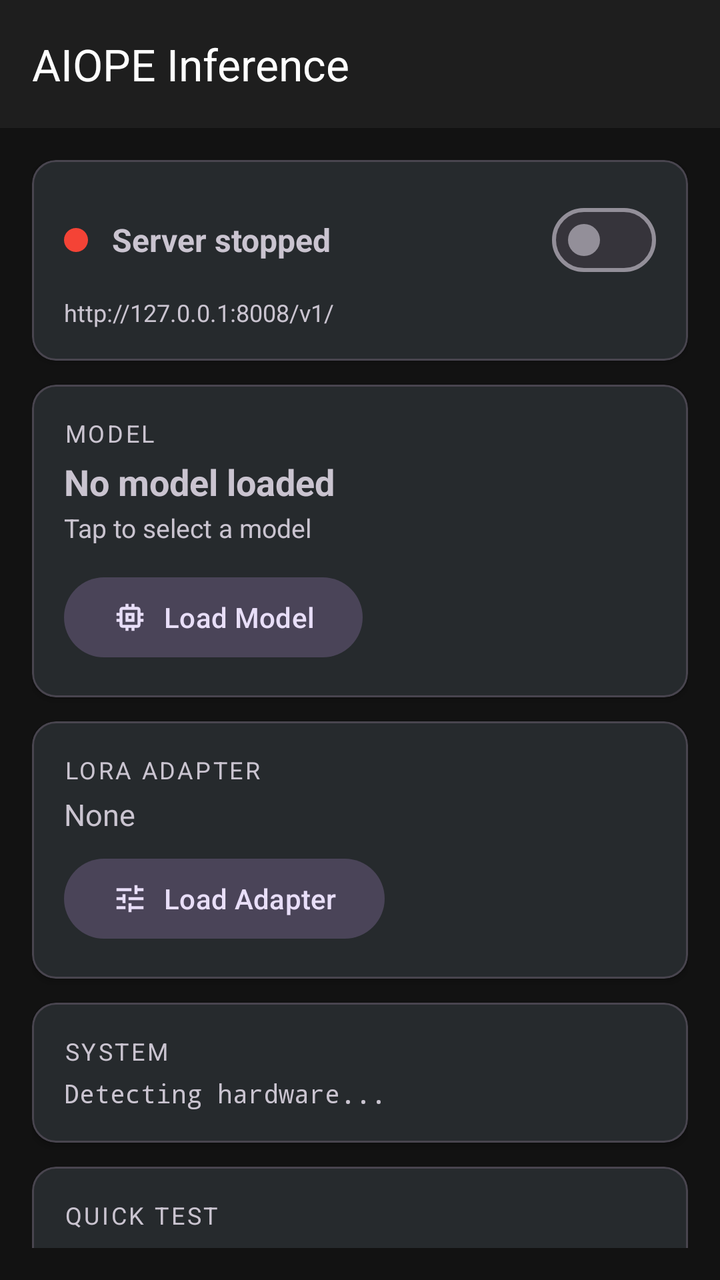
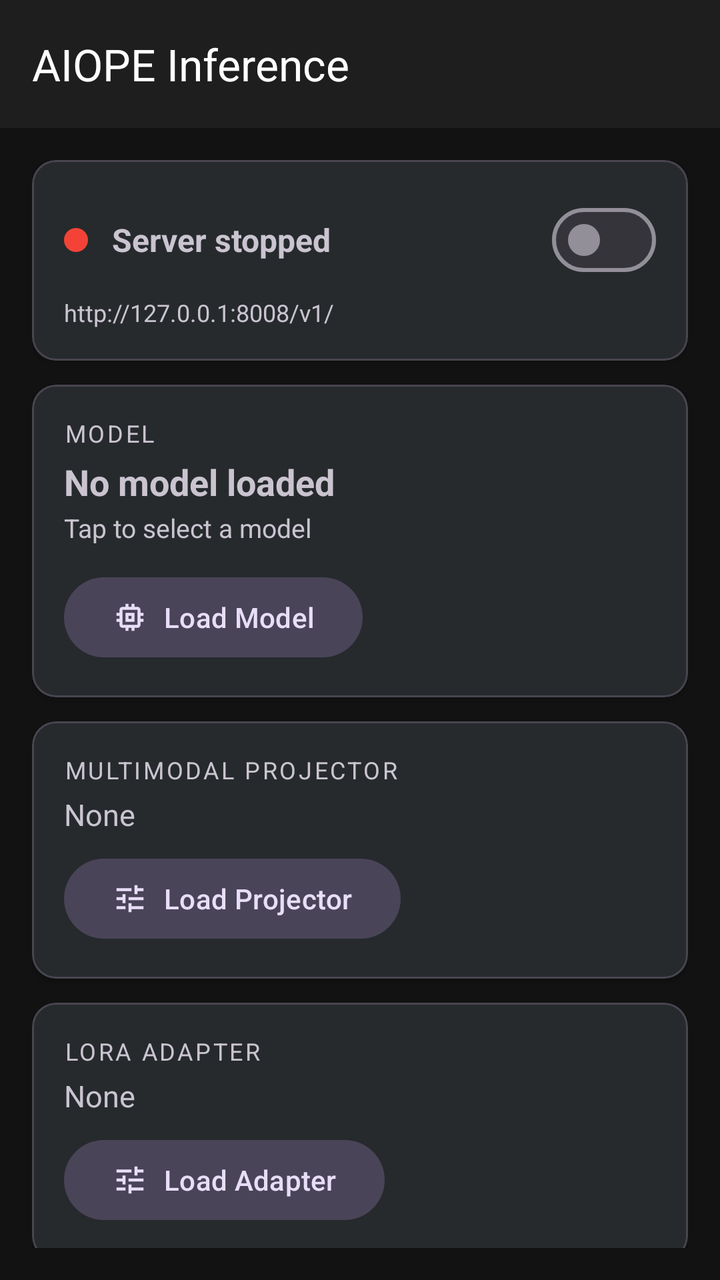

Compare the two renders of this Android layout. The source of the first and the diff that turns it into the second are given below.
<!-- AndroidManifest.xml: application theme Theme.AiopeInf -->
<!-- res/layout/activity_main.xml -->
<?xml version="1.0" encoding="utf-8"?>
<androidx.coordinatorlayout.widget.CoordinatorLayout
    xmlns:android="http://schemas.android.com/apk/res/android"
    xmlns:app="http://schemas.android.com/apk/res-auto"
    android:layout_width="match_parent"
    android:layout_height="match_parent"
    android:background="@color/background">

    <com.google.android.material.appbar.AppBarLayout
        android:layout_width="match_parent"
        android:layout_height="wrap_content">

        <com.google.android.material.appbar.MaterialToolbar
            android:id="@+id/toolbar"
            android:layout_width="match_parent"
            android:layout_height="?attr/actionBarSize"
            app:title="AIOPE Inference"
            app:titleTextColor="@color/on_surface" />
    </com.google.android.material.appbar.AppBarLayout>

    <androidx.core.widget.NestedScrollView
        android:layout_width="match_parent"
        android:layout_height="match_parent"
        app:layout_behavior="@string/appbar_scrolling_view_behavior"
        android:padding="16dp">

        <LinearLayout
            android:layout_width="match_parent"
            android:layout_height="wrap_content"
            android:orientation="vertical">

            
            <com.google.android.material.card.MaterialCardView
                android:layout_width="match_parent"
                android:layout_height="wrap_content"
                app:cardElevation="2dp"
                app:cardCornerRadius="12dp"
                android:layout_marginBottom="12dp">

                <LinearLayout
                    android:layout_width="match_parent"
                    android:layout_height="wrap_content"
                    android:orientation="vertical"
                    android:padding="16dp">

                    <LinearLayout
                        android:layout_width="match_parent"
                        android:layout_height="wrap_content"
                        android:orientation="horizontal"
                        android:gravity="center_vertical">

                        <View
                            android:id="@+id/server_indicator"
                            android:layout_width="12dp"
                            android:layout_height="12dp"
                            android:background="@drawable/circle_red" />

                        <TextView
                            android:id="@+id/tv_server_status"
                            android:layout_width="0dp"
                            android:layout_height="wrap_content"
                            android:layout_weight="1"
                            android:layout_marginStart="12dp"
                            android:text="Server stopped"
                            android:textSize="16sp"
                            android:textStyle="bold" />

                        <com.google.android.material.materialswitch.MaterialSwitch
                            android:id="@+id/switch_server"
                            android:layout_width="wrap_content"
                            android:layout_height="wrap_content" />
                    </LinearLayout>

                    <TextView
                        android:id="@+id/tv_server_info"
                        android:layout_width="match_parent"
                        android:layout_height="wrap_content"
                        android:layout_marginTop="4dp"
                        android:text="http://127.0.0.1:8008/v1/"
                        android:textSize="12sp"
                        android:textColor="?android:attr/textColorSecondary" />
                </LinearLayout>
            </com.google.android.material.card.MaterialCardView>

            
            <com.google.android.material.card.MaterialCardView
                android:layout_width="match_parent"
                android:layout_height="wrap_content"
                app:cardElevation="2dp"
                app:cardCornerRadius="12dp"
                android:layout_marginBottom="12dp">

                <LinearLayout
                    android:layout_width="match_parent"
                    android:layout_height="wrap_content"
                    android:orientation="vertical"
                    android:padding="16dp">

                    <TextView
                        android:layout_width="match_parent"
                        android:layout_height="wrap_content"
                        android:text="Model"
                        android:textSize="12sp"
                        android:textAllCaps="true"
                        android:letterSpacing="0.1"
                        android:textColor="?android:attr/textColorSecondary" />

                    <TextView
                        android:id="@+id/tv_model_name"
                        android:layout_width="match_parent"
                        android:layout_height="wrap_content"
                        android:layout_marginTop="4dp"
                        android:text="No model loaded"
                        android:textSize="18sp"
                        android:textStyle="bold" />

                    <TextView
                        android:id="@+id/tv_model_info"
                        android:layout_width="match_parent"
                        android:layout_height="wrap_content"
                        android:layout_marginTop="2dp"
                        android:text="Tap to select a model"
                        android:textSize="13sp"
                        android:textColor="?android:attr/textColorSecondary" />

                    <LinearLayout
                        android:layout_width="match_parent"
                        android:layout_height="wrap_content"
                        android:layout_marginTop="12dp"
                        android:orientation="horizontal">

                        <com.google.android.material.button.MaterialButton
                            android:id="@+id/btn_load_model"
                            android:layout_width="wrap_content"
                            android:layout_height="wrap_content"
                            android:text="Load Model"
                            style="@style/Widget.Material3.Button.TonalButton"
                            app:icon="@drawable/ic_model" />

                        <com.google.android.material.button.MaterialButton
                            android:id="@+id/btn_unload_model"
                            android:layout_width="wrap_content"
                            android:layout_height="wrap_content"
                            android:layout_marginStart="8dp"
                            android:text="Unload"
                            android:visibility="gone"
                            style="@style/Widget.Material3.Button.OutlinedButton" />
                    </LinearLayout>
                </LinearLayout>
            </com.google.android.material.card.MaterialCardView>

            
            <com.google.android.material.card.MaterialCardView
                android:id="@+id/card_mmproj"
                android:layout_width="match_parent"
                android:layout_height="wrap_content"
                app:cardElevation="2dp"
                app:cardCornerRadius="12dp"
                android:layout_marginBottom="12dp"
                android:visibility="gone">

                <LinearLayout
                    android:layout_width="match_parent"
                    android:layout_height="wrap_content"
                    android:orientation="vertical"
                    android:padding="16dp">

                    <TextView
                        android:layout_width="match_parent"
                        android:layout_height="wrap_content"
                        android:text="Multimodal Projector"
                        android:textSize="12sp"
                        android:textAllCaps="true"
                        android:letterSpacing="0.1"
                        android:textColor="?android:attr/textColorSecondary" />

                    <TextView
                        android:id="@+id/tv_mmproj_name"
                        android:layout_width="match_parent"
                        android:layout_height="wrap_content"
                        android:layout_marginTop="4dp"
                        android:text="None"
                        android:textSize="15sp" />

                    <com.google.android.material.button.MaterialButton
                        android:id="@+id/btn_load_mmproj"
                        android:layout_width="wrap_content"
                        android:layout_height="wrap_content"
                        android:layout_marginTop="8dp"
                        android:text="Load Projector"
                        style="@style/Widget.Material3.Button.TonalButton"
                        app:icon="@drawable/ic_tune" />
                </LinearLayout>
            </com.google.android.material.card.MaterialCardView>

            <com.google.android.material.card.MaterialCardView
                android:id="@+id/card_lora"
                android:layout_width="match_parent"
                android:layout_height="wrap_content"
                app:cardElevation="2dp"
                app:cardCornerRadius="12dp"
                android:layout_marginBottom="12dp">

                <LinearLayout
                    android:layout_width="match_parent"
                    android:layout_height="wrap_content"
                    android:orientation="vertical"
                    android:padding="16dp">

                    <TextView
                        android:layout_width="match_parent"
                        android:layout_height="wrap_content"
                        android:text="LoRA Adapter"
                        android:textSize="12sp"
                        android:textAllCaps="true"
                        android:letterSpacing="0.1"
                        android:textColor="?android:attr/textColorSecondary" />

                    <TextView
                        android:id="@+id/tv_lora_name"
                        android:layout_width="match_parent"
                        android:layout_height="wrap_content"
                        android:layout_marginTop="4dp"
                        android:text="None"
                        android:textSize="15sp" />

                    <com.google.android.material.button.MaterialButton
                        android:id="@+id/btn_load_lora"
                        android:layout_width="wrap_content"
                        android:layout_height="wrap_content"
                        android:layout_marginTop="8dp"
                        android:text="Load Adapter"
                        style="@style/Widget.Material3.Button.TonalButton"
                        app:icon="@drawable/ic_tune" />
                </LinearLayout>
            </com.google.android.material.card.MaterialCardView>

            
            <com.google.android.material.card.MaterialCardView
                android:layout_width="match_parent"
                android:layout_height="wrap_content"
                app:cardElevation="2dp"
                app:cardCornerRadius="12dp"
                android:layout_marginBottom="12dp">

                <LinearLayout
                    android:layout_width="match_parent"
                    android:layout_height="wrap_content"
                    android:orientation="vertical"
                    android:padding="16dp">

                    <TextView
                        android:layout_width="match_parent"
                        android:layout_height="wrap_content"
                        android:text="System"
                        android:textSize="12sp"
                        android:textAllCaps="true"
                        android:letterSpacing="0.1"
                        android:textColor="?android:attr/textColorSecondary" />

                    <TextView
                        android:id="@+id/tv_gpu_info"
                        android:layout_width="match_parent"
                        android:layout_height="wrap_content"
                        android:layout_marginTop="4dp"
                        android:text="Detecting hardware..."
                        android:textSize="13sp"
                        android:fontFamily="monospace" />
                </LinearLayout>
            </com.google.android.material.card.MaterialCardView>

            
            <com.google.android.material.card.MaterialCardView
                android:layout_width="match_parent"
                android:layout_height="wrap_content"
                app:cardElevation="2dp"
                app:cardCornerRadius="12dp"
                android:layout_marginBottom="16dp">

                <LinearLayout
                    android:layout_width="match_parent"
                    android:layout_height="wrap_content"
                    android:orientation="vertical"
                    android:padding="16dp">

                    <TextView
                        android:layout_width="match_parent"
                        android:layout_height="wrap_content"
                        android:text="Quick Test"
                        android:textSize="12sp"
                        android:textAllCaps="true"
                        android:letterSpacing="0.1"
                        android:textColor="?android:attr/textColorSecondary" />

                    <com.google.android.material.textfield.TextInputLayout
                        android:layout_width="match_parent"
                        android:layout_height="wrap_content"
                        android:layout_marginTop="8dp"
                        android:visibility="gone"
                        style="@style/Widget.Material3.TextInputLayout.OutlinedBox">

                        <com.google.android.material.textfield.TextInputEditText
                            android:id="@+id/et_prompt"
                            android:layout_width="match_parent"
                            android:layout_height="wrap_content"
                            android:hint="Type a message..."
                            android:inputType="textMultiLine"
                            android:maxLines="4"
                            android:importantForAutofill="no" />
                    </com.google.android.material.textfield.TextInputLayout>

                    <LinearLayout
                        android:layout_width="match_parent"
                        android:layout_height="wrap_content"
                        android:layout_marginTop="8dp"
                        android:gravity="end"
                        android:orientation="horizontal">

                        <com.google.android.material.button.MaterialButton
                            android:id="@+id/btn_stop"
                            android:layout_width="wrap_content"
                            android:layout_height="wrap_content"
                            android:text="Stop"
                            android:visibility="gone"
                            style="@style/Widget.Material3.Button.OutlinedButton" />

                        <com.google.android.material.button.MaterialButton
                            android:id="@+id/btn_send"
                            android:layout_width="wrap_content"
                            android:layout_height="wrap_content"
                            android:layout_marginStart="8dp"
                            android:text="Send"
                            app:icon="@drawable/ic_send" />
                    </LinearLayout>

                    <com.google.android.material.progressindicator.LinearProgressIndicator
                        android:id="@+id/progress_bar"
                        android:layout_width="match_parent"
                        android:layout_height="wrap_content"
                        android:layout_marginTop="8dp"
                        android:visibility="gone"
                        android:indeterminate="true" />

                    <TextView
                        android:id="@+id/tv_output"
                        android:layout_width="match_parent"
                        android:layout_height="wrap_content"
                        android:layout_marginTop="12dp"
                        android:textSize="14sp"
                        android:textIsSelectable="true"
                        android:visibility="gone" />
                </LinearLayout>
            </com.google.android.material.card.MaterialCardView>

        </LinearLayout>
    </androidx.core.widget.NestedScrollView>

</androidx.coordinatorlayout.widget.CoordinatorLayout>
<!-- resources referenced by this layout -->
<resources>
  <color name="background">#FF121212</color>
  <color name="on_surface">#FFFFFFFF</color>
  <!-- drawable circle_red (drawable) -->
  <?xml version="1.0" encoding="utf-8"?>
  <shape xmlns:android="http://schemas.android.com/apk/res/android"
      android:shape="oval">
      <solid android:color="#F44336" />
      <size android:width="12dp" android:height="12dp" />
  </shape>
  <!-- drawable ic_model (drawable) -->
  <?xml version="1.0" encoding="utf-8"?>
  <vector xmlns:android="http://schemas.android.com/apk/res/android"
      android:width="24dp"
      android:height="24dp"
      android:viewportWidth="24"
      android:viewportHeight="24">
      <path
          android:fillColor="#FFFFFF"
          android:pathData="M15,9H9v6h6V9zm-2,4h-2v-2h2v2zm8-2V9h-2V7c0,-1.1 -0.9,-2 -2,-2h-2V3h-2v2h-2V3H9v2H7c-1.1,0 -2,0.9 -2,2v2H3v2h2v2H3v2h2v2c0,1.1 0.9,2 2,2h2v2h2v-2h2v2h2v-2h2c1.1,0 2,-0.9 2,-2v-2h2v-2h-2v-2h2zm-4,6H7V7h10v10z"/>
  </vector>
  <!-- drawable ic_send (drawable) -->
  <?xml version="1.0" encoding="utf-8"?>
  <vector xmlns:android="http://schemas.android.com/apk/res/android"
      android:width="24dp"
      android:height="24dp"
      android:viewportWidth="24"
      android:viewportHeight="24">
      <path
          android:fillColor="#FFFFFF"
          android:pathData="M2.01,21L23,12 2.01,3 2,10l15,2 -15,2z"/>
  </vector>
  <!-- drawable ic_tune (drawable) -->
  <?xml version="1.0" encoding="utf-8"?>
  <vector xmlns:android="http://schemas.android.com/apk/res/android"
      android:width="24dp"
      android:height="24dp"
      android:viewportWidth="24"
      android:viewportHeight="24">
      <path
          android:fillColor="#FFFFFF"
          android:pathData="M3,17v2h6v-2H3zM3,5v2h10V5H3zM13,21v-2h8v-2h-8v-2h-2v6h2zM7,9v2H3v2h4v2h2V9H7zM21,13v-2H11v2h10zM15,9h2V7h4V5h-4V3h-2v6z"/>
  </vector>
  <style name="Theme.AiopeInf" parent="Theme.Material3.Dark.NoActionBar">
          <item name="colorPrimary">@color/primary</item>
          <item name="android:windowBackground">@color/background</item>
          <item name="colorSurface">@color/surface</item>
      </style>
  <color name="primary">#FF90CAF9</color>
  <color name="surface">#FF1E1E1E</color>
</resources>

<!-- the commit's change to res/layout/activity_main.xml (unified diff, before → after) -->
@@ -156,8 +156,7 @@
                 android:layout_height="wrap_content"
                 app:cardElevation="2dp"
                 app:cardCornerRadius="12dp"
-                android:layout_marginBottom="12dp"
-                android:visibility="gone">
+                android:layout_marginBottom="12dp">
 
                 <LinearLayout
                     android:layout_width="match_parent"
